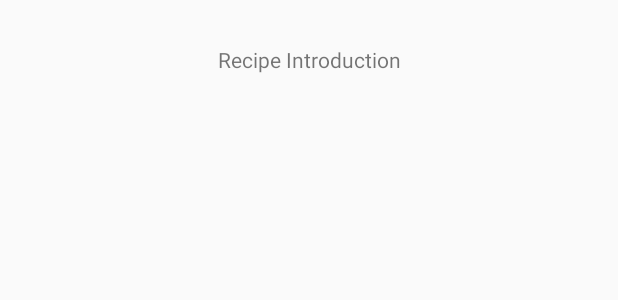
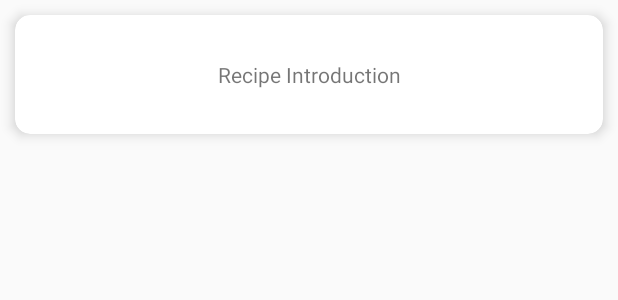
Before and after one commit to SN23/Baking, an Android app: the layout recipe_step_item.xml on its own in the app's theme, with its tools: preview values and no code run, on a phone screen of 412 x 824 dp. Shown: the top 300 px of the screen. Run offline under Robolectric (Android 15) with nearby library versions, the phone set to English and light mode, and no system bars.

Commit message:
completed recipe step fragment

```diff
--- a/app/src/main/res/layout/recipe_step_item.xml
+++ b/app/src/main/res/layout/recipe_step_item.xml
@@ -1,4 +1,16 @@
 <?xml version="1.0" encoding="utf-8"?>
+<android.support.v7.widget.CardView xmlns:android="http://schemas.android.com/apk/res/android"
+    xmlns:app="http://schemas.android.com/apk/res-auto"
+    xmlns:tools="http://schemas.android.com/tools"
+    android:layout_width="match_parent"
+    android:layout_height="wrap_content"
+    android:layout_marginBottom="10dp"
+    android:layout_marginLeft="10dp"
+    android:layout_marginRight="10dp"
+    android:layout_marginTop="10dp"
+    android:clickable="true"
+    app:cardCornerRadius="10dp"
+    app:cardElevation="5dp">
 
     <TextView xmlns:android="http://schemas.android.com/apk/res/android"
         xmlns:tools="http://schemas.android.com/tools"
@@ -13,3 +25,5 @@
         android:paddingBottom="20dp"
         android:paddingTop="20dp"
         tools:text="Recipe Introduction" />
+
+</android.support.v7.widget.CardView>
```
Also changed, not shown: app/src/main/java/com/sukhjinder/baking/RecipeStepFragment.java (added, +127 -0 lines), app/src/main/res/layout/fragment_recipe_step.xml (added, +30 -0 lines). Lines whose indentation alone changed are shown as unchanged.
